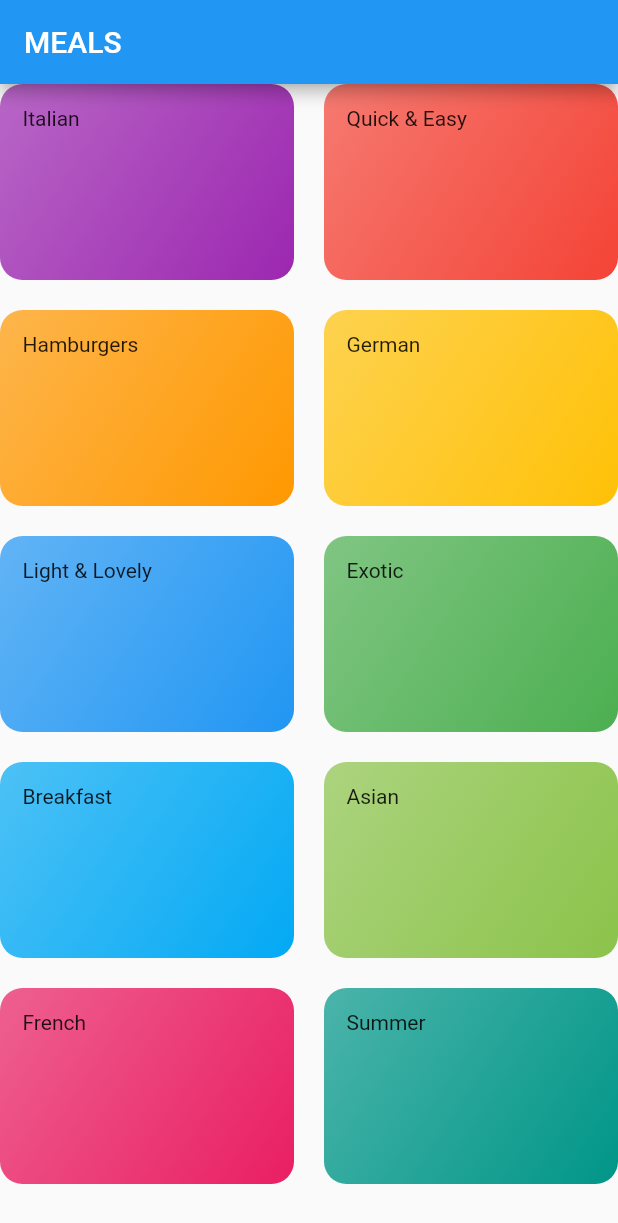
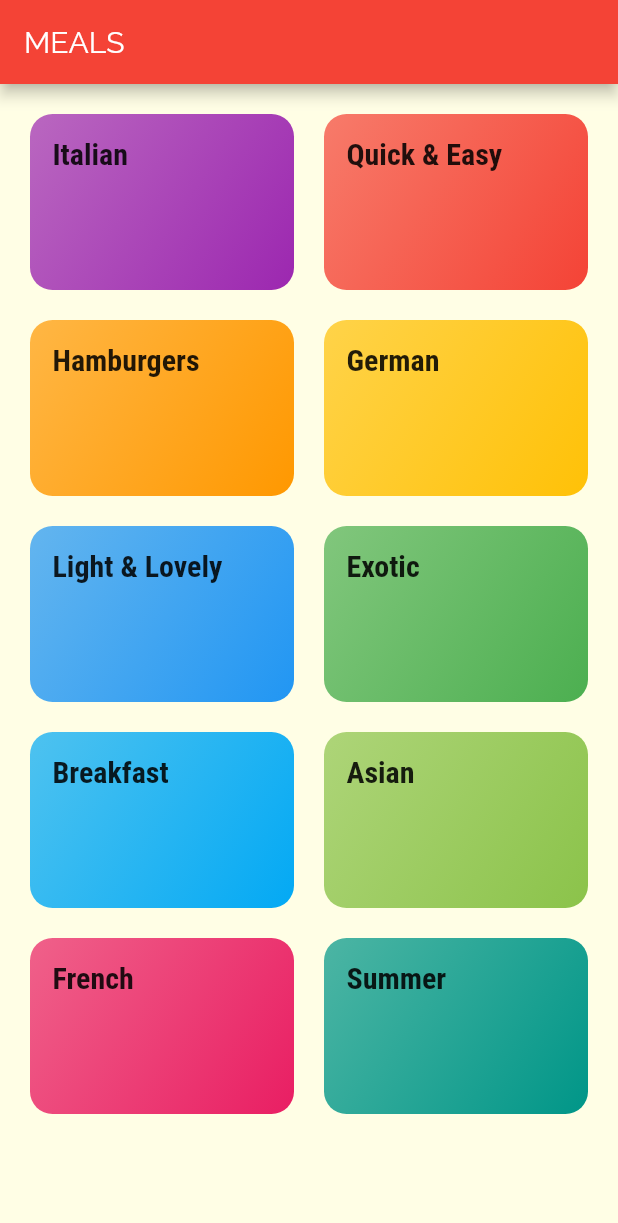
Before and after one commit to theBikz/Food-App-Flutter, a Flutter app: the screen it shows after launch, on a phone screen of 412 x 824 dp. Shown: the top 1223 px of the screen. Run offline on Flutter 3.47's test engine with Material 2 defaults, Android fonts, the phone set to English and light mode, and no system bars.

Commit message:
navigation and fonts added

```diff
--- a/lib/categories_screen.dart
+++ b/lib/categories_screen.dart
@@ -10,8 +10,10 @@ class CategoriesScreen extends StatelessWidget {
         title: const Text('MEALS'),
       ),
       body: GridView(
+        padding: const EdgeInsets.all(20),
         children: DUMMY_CATEGORIES
             .map((catData) => CategoryItem(
+                  catData.id,
                   catData.title,
                   catData.color,
                 ))
--- a/lib/category_item.dart
+++ b/lib/category_item.dart
@@ -1,16 +1,31 @@
 import 'package:flutter/material.dart';
+import 'package:foodApp/category_meals_screen.dart';
 
 class CategoryItem extends StatelessWidget {
+  final String id;
   final String title;
   final Color color;
 
-  CategoryItem(this.title, this.color);
+  CategoryItem(this.id, this.title, this.color);
+
+  void selectCategory(BuildContext context) {
+    Navigator.of(context)
+        .pushNamed('/category-meals', arguments: {'id': id, 'title': title});
+  }
 
   @override
   Widget build(BuildContext context) {
-    return Container(
+    return InkWell(
+      onTap: () => selectCategory(context),
+      splashColor: Theme.of(context).primaryColor,
+      borderRadius: BorderRadius.circular(15),
+      child: Container(
         padding: const EdgeInsets.all(15),
-      child: Text(title),
+        child: Text(
+          title,
+          // ignore: deprecated_member_use
+          style: Theme.of(context).textTheme.title,
+        ),
         decoration: BoxDecoration(
           gradient: LinearGradient(colors: [
             color.withOpacity(0.7),
@@ -18,6 +33,7 @@ class CategoryItem extends StatelessWidget {
           ], begin: Alignment.topLeft, end: Alignment.bottomRight),
           borderRadius: BorderRadius.circular(15),
         ),
+      ),
     );
   }
 }
--- a/lib/main.dart
+++ b/lib/main.dart
@@ -1,4 +1,5 @@
 import 'package:flutter/material.dart';
+import './category_meals_screen.dart';
 import './categories_screen.dart';
 
 void main() => runApp(MyApp());
@@ -8,8 +9,29 @@ class MyApp extends StatelessWidget {
   Widget build(BuildContext context) {
     return MaterialApp(
       title: 'Meals',
-      theme: ThemeData(primarySwatch: Colors.blue),
+      theme: ThemeData(
+          primarySwatch: Colors.red,
+          accentColor: Colors.amber,
+          canvasColor: Color.fromRGBO(255, 254, 229, 1),
+          fontFamily: 'Raleway',
+          textTheme: ThemeData.light().textTheme.copyWith(
+              // ignore: deprecated_member_use
+              body1: TextStyle(
+                color: Color.fromRGBO(20, 51, 51, 1),
+              ),
+              // ignore: deprecated_member_use
+              body2: TextStyle(
+                color: Color.fromRGBO(20, 51, 51, 1),
+              ),
+              // ignore: deprecated_member_use
+              title: TextStyle(
+                  fontSize: 20,
+                  fontFamily: 'RobotoCondensed',
+                  fontWeight: FontWeight.bold))),
       home: CategoriesScreen(),
+      routes: {
+        '/category-meals': (ctx) => CategoryMealsScreen(),
+      },
     );
   }
 }
```
Also changed, not shown: lib/category_meals_screen.dart (added, +25 -0 lines), pubspec.yaml (+18 -6 lines), assets/fonts/Raleway-Black.ttf (added), assets/fonts/Raleway-Bold.ttf (added), assets/fonts/Raleway-Regular.ttf (added), assets/fonts/RobotoCondensed-Bold.ttf (added), assets/fonts/RobotoCondensed-Italic.ttf (added), assets/fonts/RobotoCondensed-Light.ttf (added), assets/fonts/RobotoCondensed-Regular.ttf (added). Lines whose indentation alone changed are shown as unchanged.
